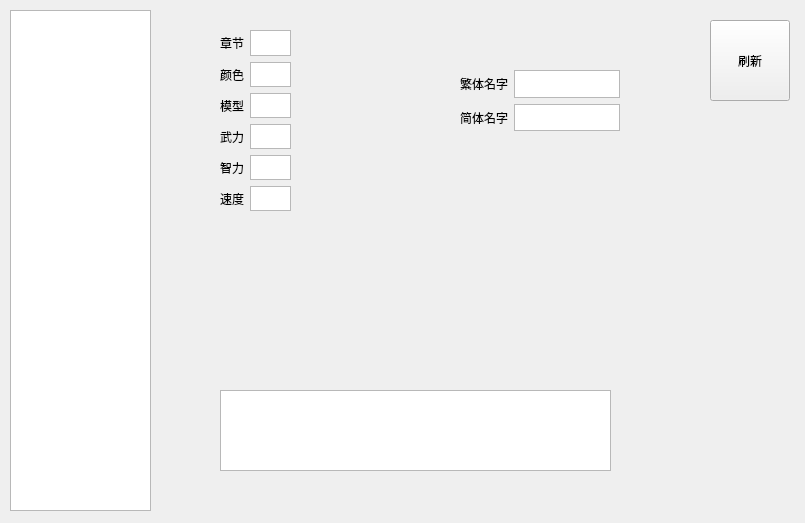
Above: militarycommander.ui from NTS2R/nts2r_evo_editor before the change. Below: the same form after it.
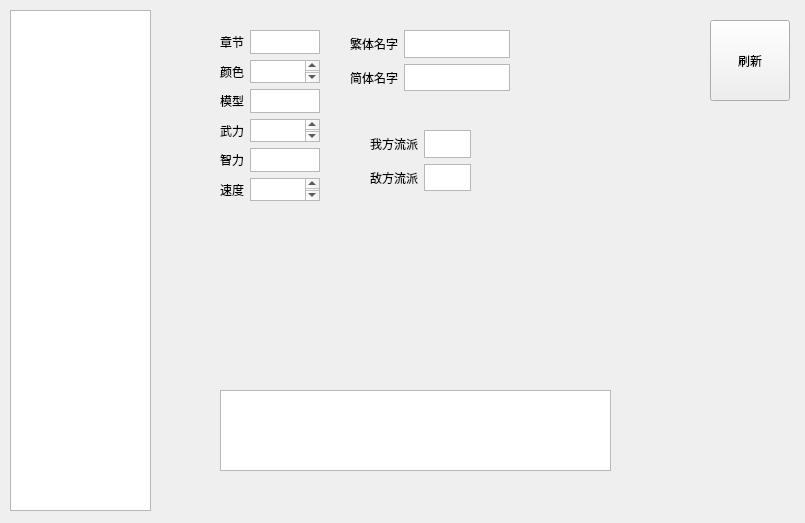
That is the form after the change.

The edit to the form file:
```diff
--- a/militarycommander.ui
+++ b/militarycommander.ui
@@ -57,8 +57,8 @@
     <rect>
      <x>220</x>
      <y>30</y>
-     <width>71</width>
-     <height>181</height>
+     <width>100</width>
+     <height>171</height>
     </rect>
    </property>
    <layout class="QGridLayout" name="gridLayout">
@@ -127,8 +127,8 @@
   <widget class="QWidget" name="gridLayoutWidget_2">
    <property name="geometry">
     <rect>
-     <x>460</x>
-     <y>70</y>
+     <x>350</x>
+     <y>30</y>
      <width>160</width>
      <height>61</height>
     </rect>
@@ -156,6 +156,38 @@
     </item>
    </layout>
   </widget>
+  <widget class="QWidget" name="gridLayoutWidget_3">
+   <property name="geometry">
+    <rect>
+     <x>370</x>
+     <y>130</y>
+     <width>101</width>
+     <height>61</height>
+    </rect>
+   </property>
+   <layout class="QGridLayout" name="gridLayout_2">
+    <item row="1" column="1">
+     <widget class="QPlainTextEdit" name="difangliupaiText"/>
+    </item>
+    <item row="0" column="0">
+     <widget class="QLabel" name="label_9">
+      <property name="text">
+       <string>我方流派</string>
+      </property>
+     </widget>
+    </item>
+    <item row="1" column="0">
+     <widget class="QLabel" name="label_10">
+      <property name="text">
+       <string>敌方流派</string>
+      </property>
+     </widget>
+    </item>
+    <item row="0" column="1">
+     <widget class="QPlainTextEdit" name="wofangliupaiText"/>
+    </item>
+   </layout>
+  </widget>
  </widget>
  <resources/>
  <connections/>
```
